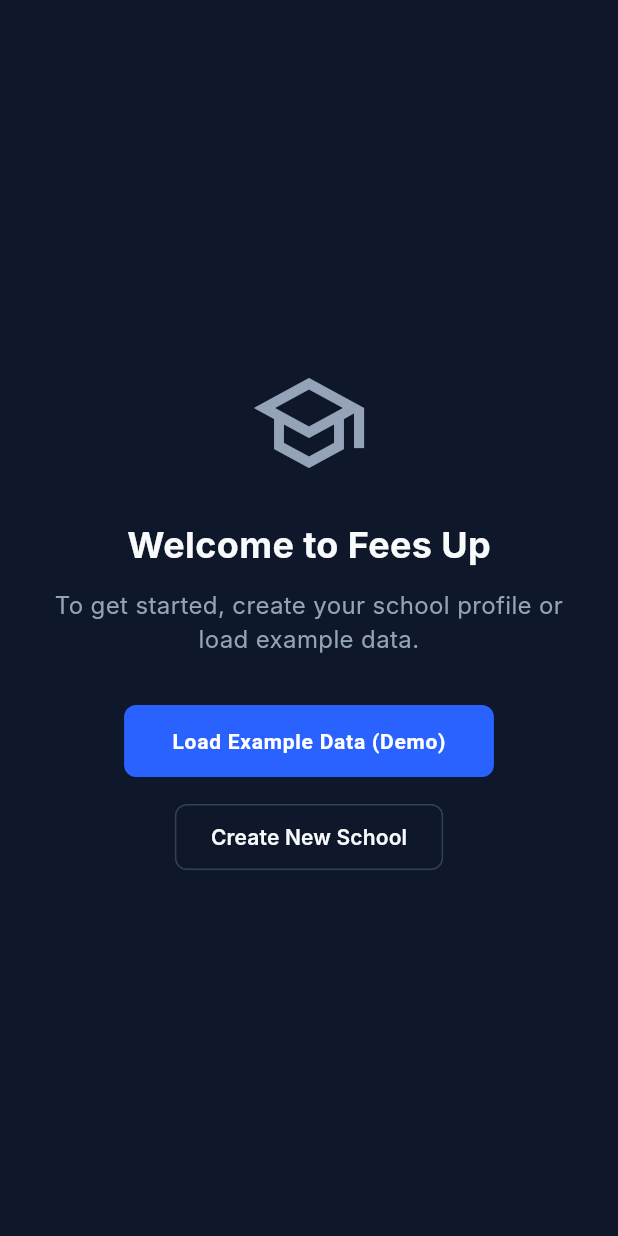
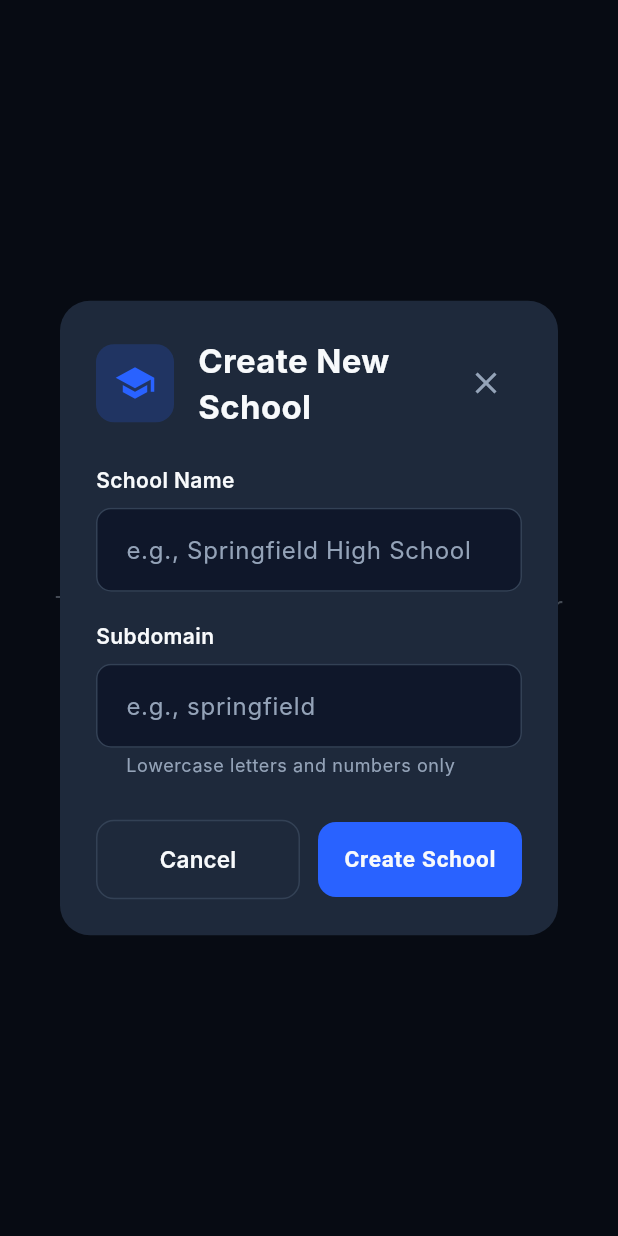
Before and after one commit to gabrielle247/fees-up, a Flutter app: the _NoSchoolState widget shown alone on an empty page, opened directly, after a tap on "Create New School", on a phone screen of 412 x 824 dp. Run offline on Flutter 3.47's test engine with Material 3 defaults, Android fonts, the phone set to English and light mode, and no system bars; our stand-ins replace flutter_riverpod, go_router, google_nav_bar, isar, supabase_flutter; missing offline and left inert: cryptography, window_manager; accounts and stored records are empty; generated files the repository leaves out were written again; Roboto replaces fonts that are missing (Inter); project files that could hold a hidden picture were left out.

Commit message:
refactor: Cleaned up messy code

```diff
--- a/lib/mobile/screens/dashboard_screen.dart
+++ b/lib/mobile/screens/dashboard_screen.dart
@@ -1,6 +1,7 @@
 import 'package:fees_up/constants/app_colors.dart';
 import 'package:fees_up/data/providers/dashboard_providers.dart';
 import 'package:fees_up/data/providers/school_providers.dart';
+import 'package:fees_up/mobile/widgets/school_creation_dialog.dart';
 import 'package:flutter/material.dart';
 import 'package:flutter_riverpod/flutter_riverpod.dart';
 import 'package:fees_up/data/services/seeder_service.dart';
@@ -42,7 +43,8 @@ class _NoSchoolState extends ConsumerWidget {
         child: Column(
           mainAxisAlignment: MainAxisAlignment.center,
           children: [
-            const Icon(Icons.school_outlined, size: 80, color: AppColors.textGrey),
+            const Icon(Icons.school_outlined,
+                size: 80, color: AppColors.textGrey),
             const SizedBox(height: 24),
             const Text(
               "Welcome to Fees Up",
@@ -68,15 +70,21 @@ class _NoSchoolState extends ConsumerWidget {
               },
               style: ElevatedButton.styleFrom(
                 backgroundColor: AppColors.primaryBlue,
-                padding: const EdgeInsets.symmetric(horizontal: 32, vertical: 16),
+                padding:
+                    const EdgeInsets.symmetric(horizontal: 32, vertical: 16),
               ),
               child: const Text("Load Example Data (Demo)"),
             ),
             const SizedBox(height: 16),
             OutlinedButton(
-              onPressed: () {
-                // TODO: Show Create School Dialog
-                // For now, seeding is the primary way to unblock the user as requested
+              onPressed: () async {
+                final result = await showDialog<bool>(
+                  context: context,
+                  builder: (context) => const SchoolCreationDialog(),
+                );
+                if (result == true && context.mounted) {
+                  ref.invalidate(currentSchoolProvider);
+                }
               },
               child: const Text("Create New School"),
             ),
@@ -361,8 +369,7 @@ class _DashboardContent extends ConsumerWidget {
                             shape: RoundedRectangleBorder(
                               borderRadius: BorderRadius.circular(12),
                             ),
-                            padding:
-                                const EdgeInsets.symmetric(vertical: 14),
+                            padding: const EdgeInsets.symmetric(vertical: 14),
                           ),
                           child: const Text(
                             'View List',
@@ -392,8 +399,7 @@ class _DashboardContent extends ConsumerWidget {
                             shape: RoundedRectangleBorder(
                               borderRadius: BorderRadius.circular(12),
                             ),
-                            padding:
-                                const EdgeInsets.symmetric(vertical: 14),
+                            padding: const EdgeInsets.symmetric(vertical: 14),
                           ),
                         ),
                       ),
@@ -469,8 +475,7 @@ class _DashboardContent extends ConsumerWidget {
                 physics: const NeverScrollableScrollPhysics(),
                 padding: const EdgeInsets.symmetric(horizontal: 20),
                 itemCount: activities.length,
-                separatorBuilder: (context, index) =>
-                    const SizedBox(height: 4),
+                separatorBuilder: (context, index) => const SizedBox(height: 4),
                 itemBuilder: (context, index) => _TransactionItem(
                   activity: activities[index],
                 ),
@@ -800,8 +805,18 @@ class _TransactionItem extends StatelessWidget {
 
   String _formatDate(DateTime dt) {
     final months = [
-      'Jan', 'Feb', 'Mar', 'Apr', 'May', 'Jun',
-      'Jul', 'Aug', 'Sep', 'Oct', 'Nov', 'Dec'
+      'Jan',
+      'Feb',
+      'Mar',
+      'Apr',
+      'May',
+      'Jun',
+      'Jul',
+      'Aug',
+      'Sep',
+      'Oct',
+      'Nov',
+      'Dec'
     ];
     return '${months[dt.month - 1]} ${dt.day}';
   }
--- /dev/null
+++ b/lib/mobile/widgets/school_creation_dialog.dart
@@ -0,0 +1,260 @@
+import 'package:flutter/material.dart';
+import 'package:flutter_riverpod/flutter_riverpod.dart';
+import 'package:fees_up/constants/app_colors.dart';
+import 'package:fees_up/data/models/saas.dart';
+import 'package:fees_up/data/providers/core_providers.dart';
+import 'package:uuid/uuid.dart';
+
+class SchoolCreationDialog extends ConsumerStatefulWidget {
+  const SchoolCreationDialog({super.key});
+
+  @override
+  ConsumerState<SchoolCreationDialog> createState() =>
+      _SchoolCreationDialogState();
+}
+
+class _SchoolCreationDialogState extends ConsumerState<SchoolCreationDialog> {
+  final _formKey = GlobalKey<FormState>();
+  final _nameController = TextEditingController();
+  final _subdomainController = TextEditingController();
+  bool _isCreating = false;
+
+  @override
+  void dispose() {
+    _nameController.dispose();
+    _subdomainController.dispose();
+    super.dispose();
+  }
+
+  Future<void> _createSchool() async {
+    if (!_formKey.currentState!.validate()) return;
+
+    setState(() => _isCreating = true);
+
+    try {
+      final isar = await ref.read(isarInstanceProvider);
+      final school = School()
+        ..id = const Uuid().v4()
+        ..name = _nameController.text.trim()
+        ..subdomain = _subdomainController.text.trim().toLowerCase()
+        ..createdAt = DateTime.now();
+
+      await isar.writeTxn(() async {
+        await isar.schools.put(school);
+      });
+
+      if (mounted) {
+        Navigator.of(context).pop(true);
+        ScaffoldMessenger.of(context).showSnackBar(
+          SnackBar(
+            content: Text('School "${school.name}" created successfully!'),
+            backgroundColor: AppColors.successGreen,
+          ),
+        );
+      }
+    } catch (e) {
+      if (mounted) {
+        ScaffoldMessenger.of(context).showSnackBar(
+          SnackBar(
+            content: Text('Error creating school: $e'),
+            backgroundColor: AppColors.errorRed,
+          ),
+        );
+      }
+    } finally {
+      if (mounted) {
+        setState(() => _isCreating = false);
+      }
+    }
+  }
+
+  @override
+  Widget build(BuildContext context) {
+    return Dialog(
+      backgroundColor: AppColors.surfaceGrey,
+      shape: RoundedRectangleBorder(
+        borderRadius: BorderRadius.circular(20),
+      ),
+      child: Container(
+        padding: const EdgeInsets.all(24),
+        constraints: const BoxConstraints(maxWidth: 400),
+        child: Form(
+          key: _formKey,
+          child: Column(
+            mainAxisSize: MainAxisSize.min,
+            crossAxisAlignment: CrossAxisAlignment.start,
+            children: [
+              Row(
+                children: [
+                  Container(
+                    padding: const EdgeInsets.all(12),
+                    decoration: BoxDecoration(
+                      color: AppColors.primaryBlue.withValues(alpha: 0.2),
+                      borderRadius: BorderRadius.circular(12),
+                    ),
+                    child: const Icon(
+                      Icons.school,
+                      color: AppColors.primaryBlue,
+                      size: 28,
+                    ),
+                  ),
+                  const SizedBox(width: 16),
+                  const Expanded(
+                    child: Text(
+                      'Create New School',
+                      style: TextStyle(
+                        color: AppColors.textWhite,
+                        fontSize: 22,
+                        fontWeight: FontWeight.bold,
+                      ),
+                    ),
+                  ),
+                  IconButton(
+                    icon: const Icon(Icons.close, color: AppColors.textGrey),
+                    onPressed: () => Navigator.of(context).pop(),
+                  ),
+                ],
+              ),
+              const SizedBox(height: 24),
+              const Text(
+                'School Name',
+                style: TextStyle(
+                  color: AppColors.textWhite,
+                  fontSize: 14,
+                  fontWeight: FontWeight.w600,
+                ),
+              ),
+              const SizedBox(height: 8),
+              TextFormField(
+                controller: _nameController,
+                style: const TextStyle(color: AppColors.textWhite),
+                decoration: InputDecoration(
+                  hintText: 'e.g., Springfield High School',
+                  hintStyle: const TextStyle(color: AppColors.textGrey),
+                  filled: true,
+                  fillColor: AppColors.backgroundBlack,
+                  border: OutlineInputBorder(
+                    borderRadius: BorderRadius.circular(12),
+                    borderSide: BorderSide.none,
+                  ),
+                  contentPadding: const EdgeInsets.all(16),
+                ),
+                validator: (value) {
+                  if (value == null || value.trim().isEmpty) {
+                    return 'School name is required';
+                  }
+                  if (value.trim().length < 3) {
+                    return 'Name must be at least 3 characters';
+                  }
+                  return null;
+                },
+              ),
+              const SizedBox(height: 20),
+              const Text(
+                'Subdomain',
+                style: TextStyle(
+                  color: AppColors.textWhite,
+                  fontSize: 14,
+                  fontWeight: FontWeight.w600,
+                ),
+              ),
+              const SizedBox(height: 8),
+              TextFormField(
+                controller: _subdomainController,
+                style: const TextStyle(color: AppColors.textWhite),
+                decoration: InputDecoration(
+                  hintText: 'e.g., springfield',
+                  hintStyle: const TextStyle(color: AppColors.textGrey),
+                  filled: true,
+                  fillColor: AppColors.backgroundBlack,
+                  border: OutlineInputBorder(
+                    borderRadius: BorderRadius.circular(12),
+                    borderSide: BorderSide.none,
+                  ),
+                  contentPadding: const EdgeInsets.all(16),
+                  helperText: 'Lowercase letters and numbers only',
+                  helperStyle: const TextStyle(
+                    color: AppColors.textGrey,
+                    fontSize: 12,
+                  ),
+                ),
+                validator: (value) {
+                  if (value == null || value.trim().isEmpty) {
+                    return 'Subdomain is required';
+                  }
+                  if (!RegExp(r'^[a-z0-9]+$').hasMatch(value.trim())) {
+                    return 'Only lowercase letters and numbers allowed';
+                  }
+                  if (value.trim().length < 3) {
+                    return 'Subdomain must be at least 3 characters';
+                  }
+                  return null;
+                },
+              ),
+              const SizedBox(height: 28),
+              Row(
+                children: [
+                  Expanded(
+                    child: OutlinedButton(
+                      onPressed: _isCreating
+                          ? null
+                          : () => Navigator.of(context).pop(),
+                      style: OutlinedButton.styleFrom(
+                        foregroundColor: AppColors.textWhite,
+                        side: const BorderSide(
+                          color: AppColors.surfaceLightGrey,
+                        ),
+                        shape: RoundedRectangleBorder(
+                          borderRadius: BorderRadius.circular(12),
+                        ),
+                        padding: const EdgeInsets.symmetric(vertical: 16),
+                      ),
+                      child: const Text(
+                        'Cancel',
+                        style: TextStyle(
+                          fontSize: 15,
+                          fontWeight: FontWeight.w600,
+                        ),
+                      ),
+                    ),
+                  ),
+                  const SizedBox(width: 12),
+                  Expanded(
+                    child: ElevatedButton(
+                      onPressed: _isCreating ? null : _createSchool,
+                      style: ElevatedButton.styleFrom(
+                        backgroundColor: AppColors.primaryBlue,
+                        foregroundColor: AppColors.textWhite,
+                        elevation: 0,
+                        shape: RoundedRectangleBorder(
+                          borderRadius: BorderRadius.circular(12),
+                        ),
+                        padding: const EdgeInsets.symmetric(vertical: 16),
+                      ),
+                      child: _isCreating
+                          ? const SizedBox(
+                              width: 20,
+                              height: 20,
+                              child: CircularProgressIndicator(
+                                strokeWidth: 2,
+                                color: AppColors.textWhite,
+                              ),
+                            )
+                          : const Text(
+                              'Create School',
+                              style: TextStyle(
+                                fontSize: 15,
+                                fontWeight: FontWeight.w600,
+                              ),
+                            ),
+                    ),
+                  ),
+                ],
+              ),
+            ],
+          ),
+        ),
+      ),
+    );
+  }
+}
```
Also changed, not shown: lib/data/providers/dashboard_providers.dart (+28 -10 lines), lib/data/services/seeder_service.dart (+6 -9 lines), lib/mobile/screens/learners_screen.dart (+89 -24 lines), lib/mobile/screens/revenue_reports_screen.dart (+26 -11 lines), 1 other file. Lines whose indentation alone changed are shown as unchanged.
